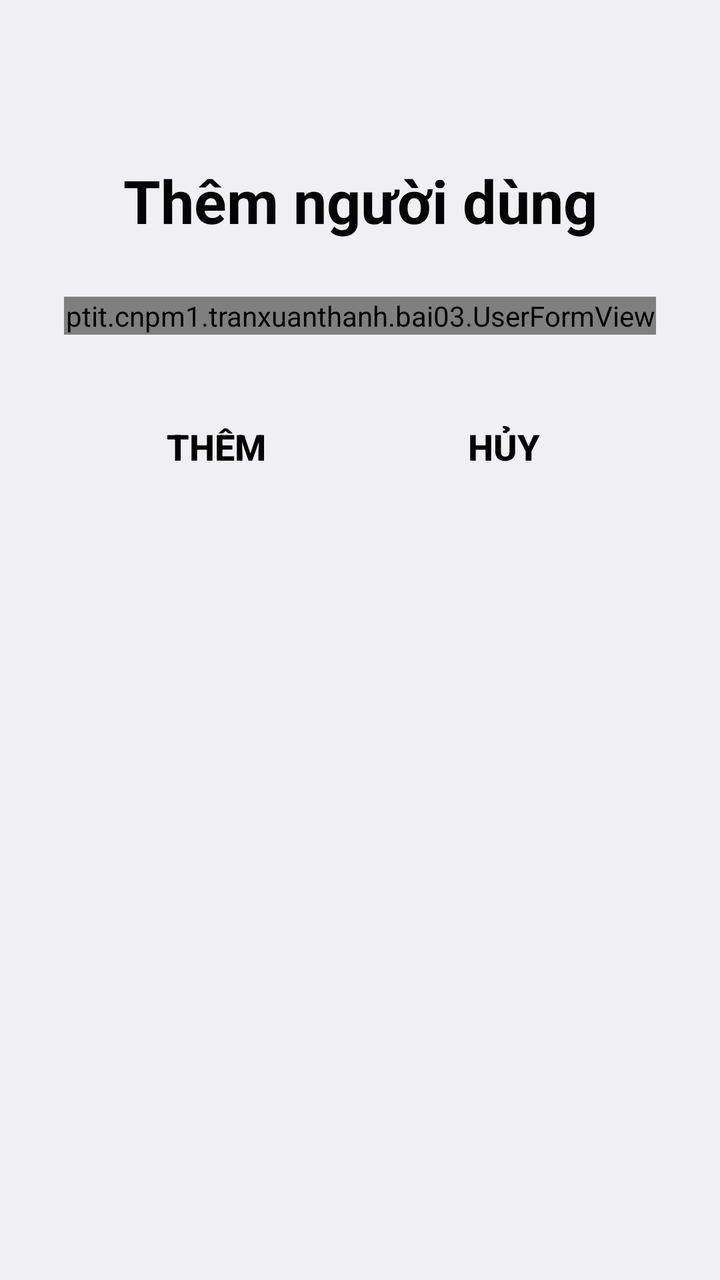
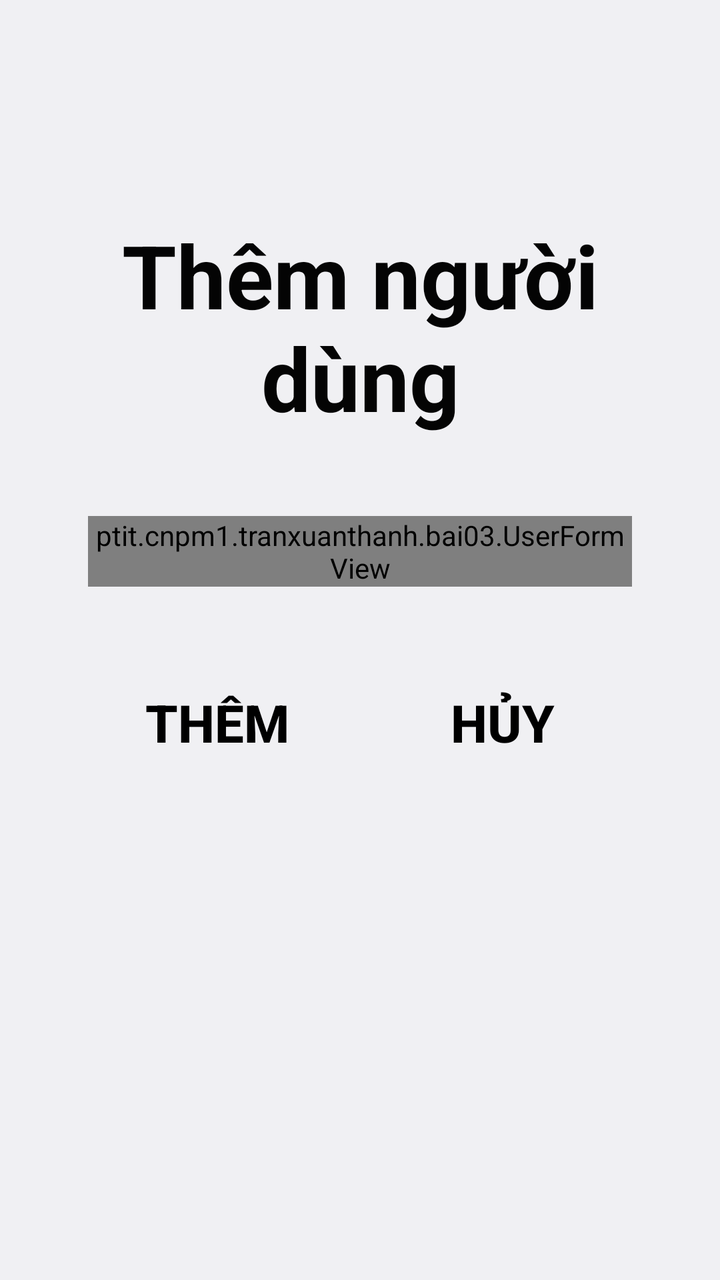

Before-and-after screenshots of an Android layout around one commit, followed by the original layout XML and the change that was made.
<!-- AndroidManifest.xml: application theme Theme.LoginApp -->
<!-- res/layout/adduser.xml -->
<?xml version="1.0" encoding="utf-8"?>
<androidx.constraintlayout.widget.ConstraintLayout xmlns:android="http://schemas.android.com/apk/res/android"
    xmlns:app="http://schemas.android.com/apk/res-auto"
    android:layout_width="match_parent"
    android:layout_height="match_parent"
    android:padding="32dp">

    <TextView
        android:id="@+id/lblTitle"
        android:layout_width="0dp"
        android:layout_height="wrap_content"
        android:layout_marginTop="48dp"
        android:gravity="center"
        android:text="Thêm người dùng"
        android:textColor="#040404"
        android:textSize="30sp"
        android:textStyle="bold"
        app:layout_constraintEnd_toEndOf="parent"
        app:layout_constraintStart_toStartOf="parent"
        app:layout_constraintTop_toTopOf="parent" />

    <ptit.cnpm1.tranxuanthanh.bai03.UserFormView
        android:id="@+id/formUser"
        android:layout_width="0dp"
        android:layout_height="wrap_content"
        android:layout_marginTop="28dp"
        app:layout_constraintEnd_toEndOf="parent"
        app:layout_constraintStart_toStartOf="parent"
        app:layout_constraintTop_toBottomOf="@+id/lblTitle" />

    <Button
        android:id="@+id/btnAdd"
        android:layout_width="wrap_content"
        android:layout_height="wrap_content"
        android:layout_marginTop="32dp"
        android:background="@android:color/transparent"
        android:text="Thêm"
        android:textColor="#000000"
        android:textSize="18sp"
        android:textStyle="bold"
        app:layout_constraintEnd_toStartOf="@+id/btnCancel"
        app:layout_constraintHorizontal_bias="0.5"
        app:layout_constraintStart_toStartOf="parent"
        app:layout_constraintTop_toBottomOf="@+id/formUser" />

    <Button
        android:id="@+id/btnCancel"
        android:layout_width="wrap_content"
        android:layout_height="wrap_content"
        android:layout_marginStart="24dp"
        android:background="@android:color/transparent"
        android:text="Hủy"
        android:textColor="#000000"
        android:textSize="18sp"
        android:textStyle="bold"
        app:layout_constraintBaseline_toBaselineOf="@+id/btnAdd"
        app:layout_constraintEnd_toEndOf="parent"
        app:layout_constraintHorizontal_bias="0.5"
        app:layout_constraintStart_toEndOf="@+id/btnAdd" />

</androidx.constraintlayout.widget.ConstraintLayout>
<!-- resources referenced by this layout -->
<resources>
  <style name="Theme.LoginApp" parent="@android:style/Theme.DeviceDefault.Light.NoActionBar">
          <item name="android:windowOptOutEdgeToEdgeEnforcement">true</item>
      </style>
</resources>

<!-- the commit's change to res/layout/adduser.xml (unified diff, before → after) -->
@@ -3,17 +3,17 @@
     xmlns:app="http://schemas.android.com/apk/res-auto"
     android:layout_width="match_parent"
     android:layout_height="match_parent"
-    android:padding="32dp">
+    android:padding="44dp">
 
     <TextView
         android:id="@+id/lblTitle"
         android:layout_width="0dp"
         android:layout_height="wrap_content"
-        android:layout_marginTop="48dp"
+        android:layout_marginTop="64dp"
         android:gravity="center"
         android:text="Thêm người dùng"
         android:textColor="#040404"
-        android:textSize="30sp"
+        android:textSize="44sp"
         android:textStyle="bold"
         app:layout_constraintEnd_toEndOf="parent"
         app:layout_constraintStart_toStartOf="parent"
@@ -23,7 +23,7 @@
         android:id="@+id/formUser"
         android:layout_width="0dp"
         android:layout_height="wrap_content"
-        android:layout_marginTop="28dp"
+        android:layout_marginTop="40dp"
         app:layout_constraintEnd_toEndOf="parent"
         app:layout_constraintStart_toStartOf="parent"
         app:layout_constraintTop_toBottomOf="@+id/lblTitle" />
@@ -32,11 +32,11 @@
         android:id="@+id/btnAdd"
         android:layout_width="wrap_content"
         android:layout_height="wrap_content"
-        android:layout_marginTop="32dp"
+        android:layout_marginTop="44dp"
         android:background="@android:color/transparent"
         android:text="Thêm"
         android:textColor="#000000"
-        android:textSize="18sp"
+        android:textSize="26sp"
         android:textStyle="bold"
         app:layout_constraintEnd_toStartOf="@+id/btnCancel"
         app:layout_constraintHorizontal_bias="0.5"
@@ -47,11 +47,11 @@
         android:id="@+id/btnCancel"
         android:layout_width="wrap_content"
         android:layout_height="wrap_content"
-        android:layout_marginStart="24dp"
+        android:layout_marginStart="34dp"
         android:background="@android:color/transparent"
         android:text="Hủy"
         android:textColor="#000000"
-        android:textSize="18sp"
+        android:textSize="26sp"
         android:textStyle="bold"
         app:layout_constraintBaseline_toBaselineOf="@+id/btnAdd"
         app:layout_constraintEnd_toEndOf="parent"
